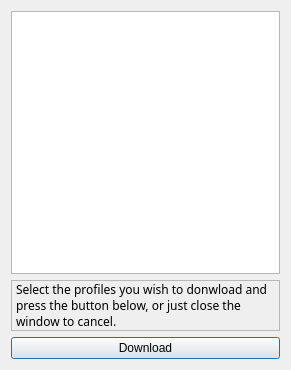
barbosaMatheus/USR_Coffee_Profiles, file clouddialog.ui: the form before one commit.
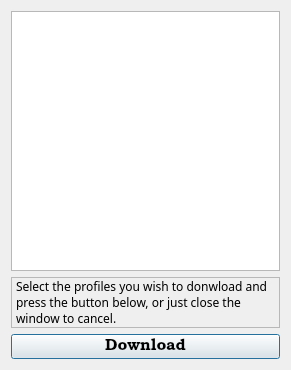
The form after the commit.

```diff
--- a/clouddialog.ui
+++ b/clouddialog.ui
@@ -15,7 +15,15 @@
   </property>
   <layout class="QVBoxLayout" name="verticalLayout">
    <item>
-    <widget class="QListView" name="cloud_list"/>
+    <widget class="QListView" name="cloud_list">
+     <property name="font">
+      <font>
+       <family>Bookman Old Style</family>
+       <pointsize>11</pointsize>
+       <italic>true</italic>
+      </font>
+     </property>
+    </widget>
    </item>
    <item>
     <widget class="QLabel" name="label">
@@ -44,6 +52,12 @@
    </item>
    <item>
     <widget class="QPushButton" name="download_button">
+     <property name="font">
+      <font>
+       <family>Bookman Old Style</family>
+       <pointsize>12</pointsize>
+      </font>
+     </property>
      <property name="text">
       <string>Download</string>
      </property>
```
